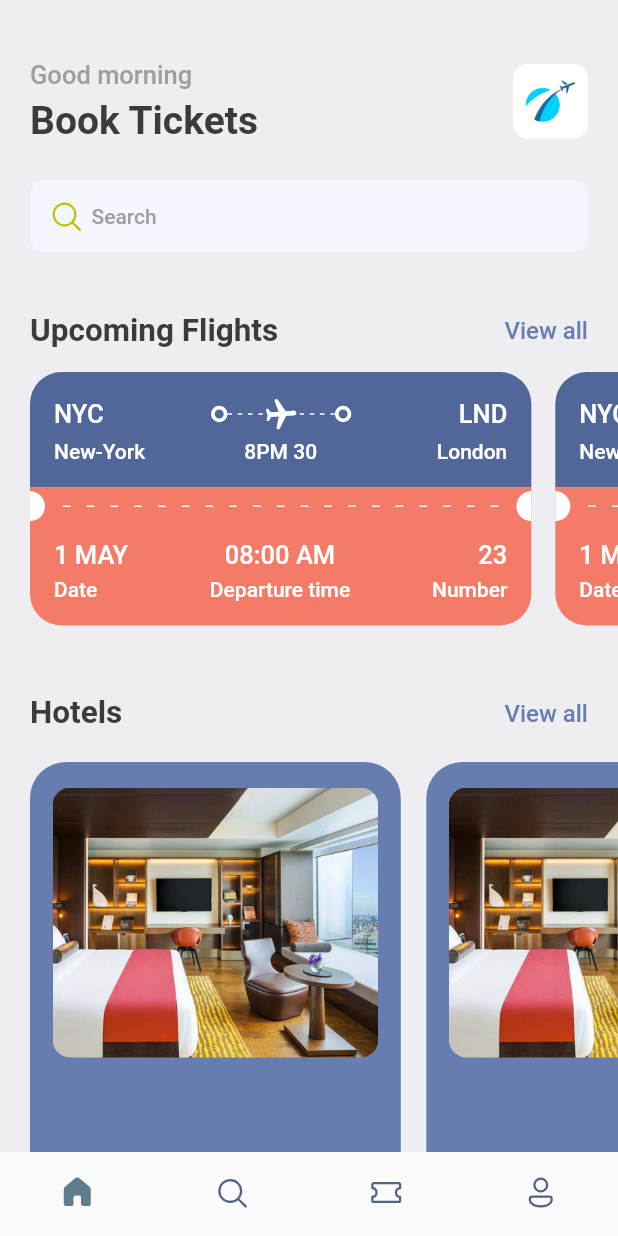
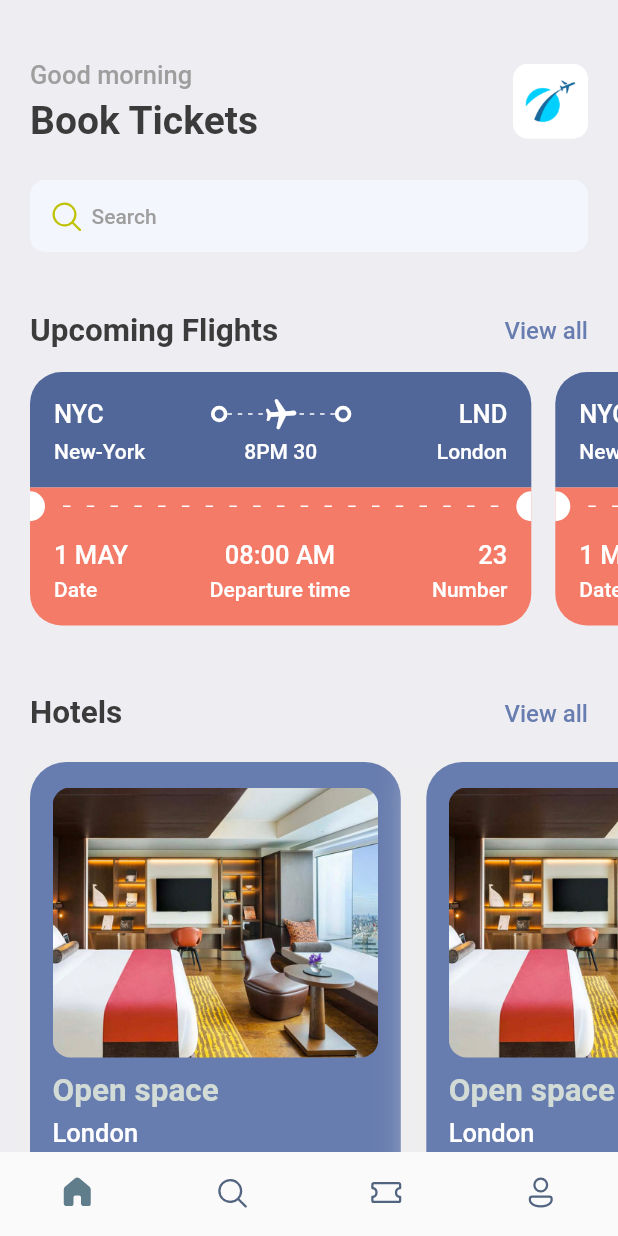
Before and after one commit to ProsperChihimba/tickets-app, a Flutter app: the screen it shows after launch, on a phone screen of 412 x 824 dp. Run offline on Flutter 3.47's test engine with Material 2 defaults, Android fonts, the phone set to English and light mode, and no system bars; our stand-ins replace fluentui_icons, gap.

Commit message:
Finish up: initial design of hotel screen widget

```diff
--- a/lib/screens/hotel_screen.dart
+++ b/lib/screens/hotel_screen.dart
@@ -1,4 +1,5 @@
 import 'package:flutter/material.dart';
+import 'package:gap/gap.dart';
 import 'package:tickets/utils/app_layout.dart';
 import 'package:tickets/utils/app_styles.dart';
 
@@ -10,12 +11,22 @@ class HotelScreen extends StatelessWidget {
     final size = AppLayout.getSize(context);
     return Container(
       width: size.width * 0.6,
-      padding: const EdgeInsets.symmetric(horizontal: 15, vertical: 17),
+      padding: EdgeInsets.symmetric(horizontal: 15, vertical: 17),
       margin: const EdgeInsets.only(right: 17, top: 5),
       decoration: BoxDecoration(
-          color: Styles.primaryColor, borderRadius: BorderRadius.circular(24)),
+        color: Styles.primaryColor,
+        borderRadius: BorderRadius.circular(24),
+        boxShadow: [
+          BoxShadow(
+            color: Colors.grey.shade200,
+            blurRadius: 20,
+            spreadRadius: 5,
+          ),
+        ],
+      ),
       height: 350,
       child: Column(
+        crossAxisAlignment: CrossAxisAlignment.start,
         children: [
           Container(
             height: 180,
@@ -27,7 +38,24 @@ class HotelScreen extends StatelessWidget {
                 image: AssetImage("assets/images/one.png"),
               ),
             ),
-          )
+          ),
+
+          // view texts
+          const Gap(10),
+          Text(
+            "Open space",
+            style: Styles.headLineStyle2.copyWith(color: Styles.kakiColor),
+          ),
+          const Gap(5),
+          Text(
+            "London",
+            style: Styles.headLineStyle3.copyWith(color: Colors.white),
+          ),
+          const Gap(8),
+          Text(
+            "\$40/night",
+            style: Styles.headLineStyle.copyWith(color: Styles.kakiColor),
+          ),
         ],
       ),
     );
--- a/lib/utils/app_styles.dart
+++ b/lib/utils/app_styles.dart
@@ -8,6 +8,7 @@ class Styles {
   static Color textColor = const Color(0xFF3b3b3b);
   static Color bgColor = const Color(0xFFeeedf2);
   static Color orangeColor = const Color(0xFFF37B67);
+  static Color kakiColor = const Color(0xFFd2dbd6);
 
   // Basic text styles
   static TextStyle textStyle =
```
